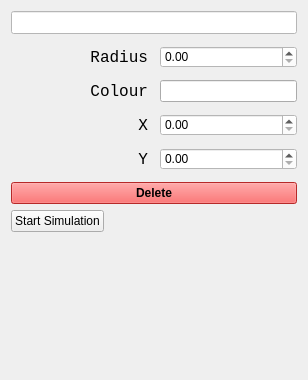
Old version of the form ui/PlanetConfig.ui in the repository Lauchmelder23/GraviSim.
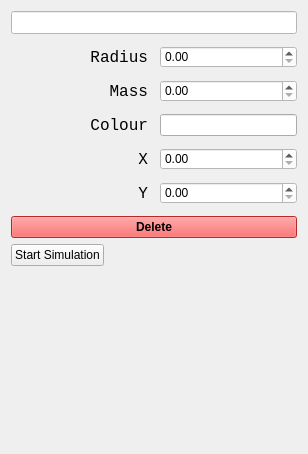
New version of the form.

What changed in the file:
```diff
--- a/ui/PlanetConfig.ui
+++ b/ui/PlanetConfig.ui
@@ -7,7 +7,7 @@
     <x>0</x>
     <y>0</y>
     <width>308</width>
-    <height>380</height>
+    <height>454</height>
    </rect>
   </property>
   <property name="windowTitle">
@@ -82,6 +82,42 @@
        </item>
       </layout>
      </item>
+     <item>
+      <layout class="QHBoxLayout" name="horizontalLayout_2">
+       <item>
+        <widget class="QLabel" name="label_2">
+         <property name="font">
+          <font>
+           <family>Courier New</family>
+           <pointsize>12</pointsize>
+          </font>
+         </property>
+         <property name="text">
+          <string>Mass</string>
+         </property>
+         <property name="alignment">
+          <set>Qt::AlignRight|Qt::AlignTrailing|Qt::AlignVCenter</set>
+         </property>
+        </widget>
+       </item>
+       <item>
+        <widget class="QDoubleSpinBox" name="mass">
+         <property name="styleSheet">
+          <string notr="true">background-color: rgb(255, 255, 255);</string>
+         </property>
+         <property name="maximum">
+          <double>1000.000000000000000</double>
+         </property>
+         <property name="singleStep">
+          <double>1.000000000000000</double>
+         </property>
+         <property name="stepType">
+          <enum>QAbstractSpinBox::AdaptiveDecimalStepType</enum>
+         </property>
+        </widget>
+       </item>
+      </layout>
+     </item>
      <item>
       <layout class="QHBoxLayout" name="horizontalLayout_3">
        <item>
```
